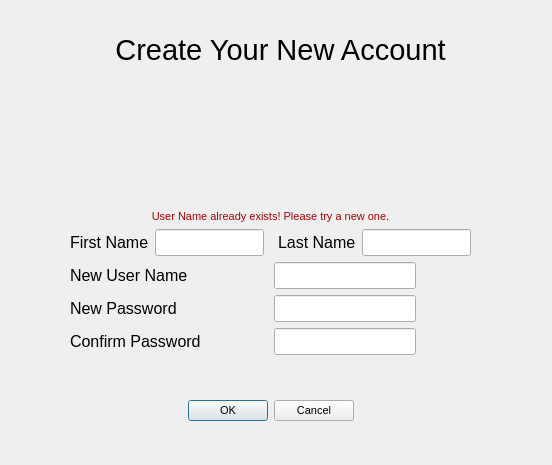
First picture: the form in CarModSoftware/createaccount.ui, repository NabiNee/CarModApp, before the edit.
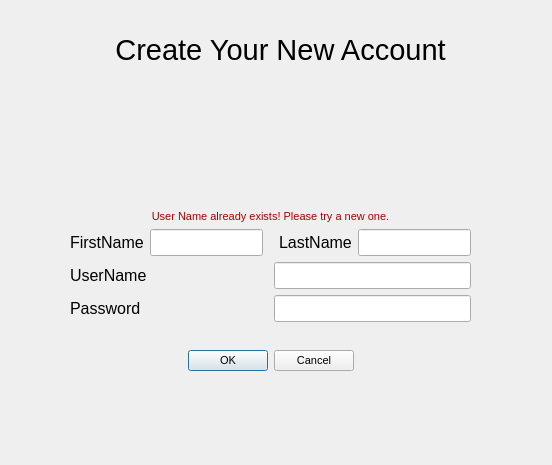
Second picture: the form after the edit.

What changed in the file:
```diff
--- a/CarModSoftware/createaccount.ui
+++ b/CarModSoftware/createaccount.ui
@@ -36,7 +36,7 @@
      <x>70</x>
      <y>210</y>
      <width>401</width>
-     <height>211</height>
+     <height>161</height>
     </rect>
    </property>
    <layout class="QVBoxLayout" name="verticalLayout_4">
@@ -59,7 +59,7 @@
         <item>
          <widget class="QLabel" name="labelFN">
           <property name="text">
-           <string>First Name</string>
+           <string>FirstName</string>
           </property>
          </widget>
         </item>
@@ -93,7 +93,7 @@
         <item>
          <widget class="QLabel" name="labelLN">
           <property name="text">
-           <string>Last Name</string>
+           <string>LastName</string>
           </property>
          </widget>
         </item>
@@ -116,11 +116,11 @@
       <item>
        <widget class="QLabel" name="labelUsername">
         <property name="text">
-         <string>New User Name</string>
+         <string>UserName</string>
         </property>
        </widget>
       </item>
-      <item alignment="Qt::AlignLeft">
+      <item>
        <widget class="QLineEdit" name="enteredUsername">
         <property name="sizePolicy">
          <sizepolicy hsizetype="Preferred" vsizetype="Fixed">
@@ -137,11 +137,11 @@
       <item>
        <widget class="QLabel" name="labelnewPW">
         <property name="text">
-         <string>New Password</string>
+         <string>Password</string>
         </property>
        </widget>
       </item>
-      <item alignment="Qt::AlignLeft">
+      <item>
        <widget class="QLineEdit" name="enteredPW">
         <property name="sizePolicy">
          <sizepolicy hsizetype="Preferred" vsizetype="Fixed">
@@ -157,22 +157,7 @@
      </layout>
     </item>
     <item>
-     <layout class="QHBoxLayout" name="horizontalLayout_6">
-      <item>
-       <widget class="QLabel" name="labelconfirmPW">
-        <property name="text">
-         <string>Confirm Password</string>
-        </property>
-       </widget>
-      </item>
-      <item alignment="Qt::AlignLeft">
-       <widget class="QLineEdit" name="enteredConfirmPW">
-        <property name="echoMode">
-         <enum>QLineEdit::Password</enum>
-        </property>
-       </widget>
-      </item>
-     </layout>
+     <layout class="QHBoxLayout" name="horizontalLayout_6"/>
     </item>
     <item>
      <spacer name="verticalSpacer">
```
Left out of the diff: 2 changed lines with no effect on the pictures.
